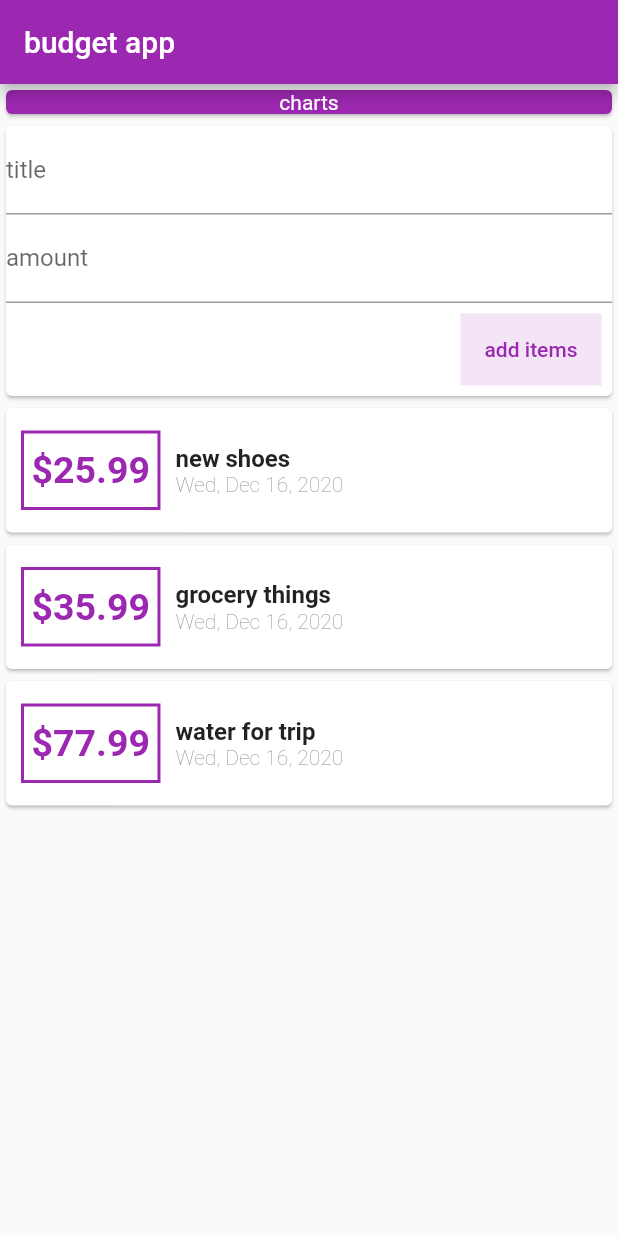
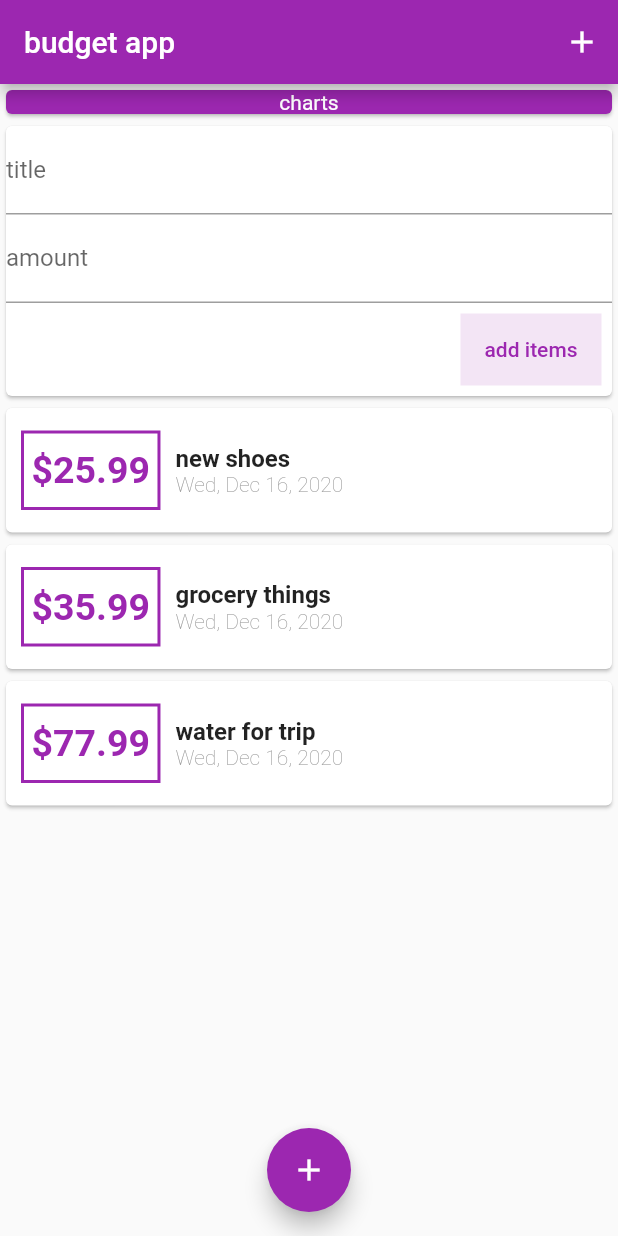
Before and after one commit to mxm5/mx_purple_charts, a Flutter app: the screen it shows after launch, after a tap on "add items", on a phone screen of 412 x 824 dp. Run offline on Flutter 3.47's test engine with Material 2 defaults, Android fonts, the phone set to English and light mode, and no system bars.

Commit message:
added buttons to the app

```diff
--- a/lib/input_widgets/input_widget.dart
+++ b/lib/input_widgets/input_widget.dart
@@ -10,6 +10,21 @@ class InputWidget extends StatelessWidget {
 
   InputWidget({this.addTransaction});
 
+  void submitTrnxn() {
+    var amount = double.parse(amountInputController.text);
+    var title = titleInputController.text;
+
+    if (amount <= 0 || title.isEmpty || amount > 1000000000) {
+      return;
+    }
+
+    addTransaction(Transaction(
+        amount: amount,
+        date: DateTime.now(),
+        id: DateTime.now().toString(),
+        title: title));
+  }
+
   @override
   Widget build(BuildContext context) {
     return Card(
@@ -18,6 +33,7 @@ class InputWidget extends StatelessWidget {
         children: [
           TextField(
             controller: titleInputController,
+            onSubmitted: (_) => submitTrnxn(),
             cursorColor: Colors.purple,
             decoration: InputDecoration(
               labelText: 'title',
@@ -26,6 +42,8 @@ class InputWidget extends StatelessWidget {
           TextField(
             cursorColor: Colors.purple,
             controller: amountInputController,
+            keyboardType: TextInputType.number,
+            onSubmitted: (_) => submitTrnxn(),
             decoration: InputDecoration(
               labelText: 'amount',
             ),
@@ -34,13 +52,7 @@ class InputWidget extends StatelessWidget {
             margin: EdgeInsets.all(7),
             color: Colors.purple[50],
             child: FlatButton(
-                onPressed: () {
-                  addTransaction(Transaction(
-                      amount: double.parse(amountInputController.text),
-                      date: DateTime.now(),
-                      id: DateTime.now().toString(),
-                      title: titleInputController.text));
-                },
+                onPressed: submitTrnxn,
                 child: Text(
                   'add items',
                   style: TextStyle(
--- a/lib/input_widgets/list_widget.dart
+++ b/lib/input_widgets/list_widget.dart
@@ -32,7 +32,7 @@ class ListWidget extends StatelessWidget {
                     ),
                   ),
                   child: Text(
-                    '\$' + transactions[i].amount.toString(),
+                    '\$' + transactions[i].amount.toStringAsFixed(2),
                     style: TextStyle(
                         color: Colors.purple,
                         fontWeight: FontWeight.bold,
--- a/lib/main.dart
+++ b/lib/main.dart
@@ -18,8 +18,14 @@ class MyApp extends StatelessWidget {
         visualDensity: VisualDensity.adaptivePlatformDensity,
       ),
       home: Scaffold(
+        floatingActionButtonLocation: FloatingActionButtonLocation.centerFloat,
+        floatingActionButton: FloatingActionButton(
+          child: Icon(Icons.add),
+          onPressed: () {},
+        ),
         appBar: AppBar(
           title: Text('budget app'),
+          actions: [IconButton(icon: Icon(Icons.add), onPressed: () {})],
         ),
         body: SingleChildScrollView(
           child: Column(
--- a/zzchanges.txt
+++ b/zzchanges.txt
@@ -17,3 +17,7 @@ how we can make a column scrollable
 
 what happens if we don't give item count to listview.builder
         it just renders red screen at the end of listview
+what is underscore job in flutter
+        when we get a forced value for the type of the thing we are passing but we wont use it or care to it
+when you copy a lot it means
+        then you will have to change it many places
```
